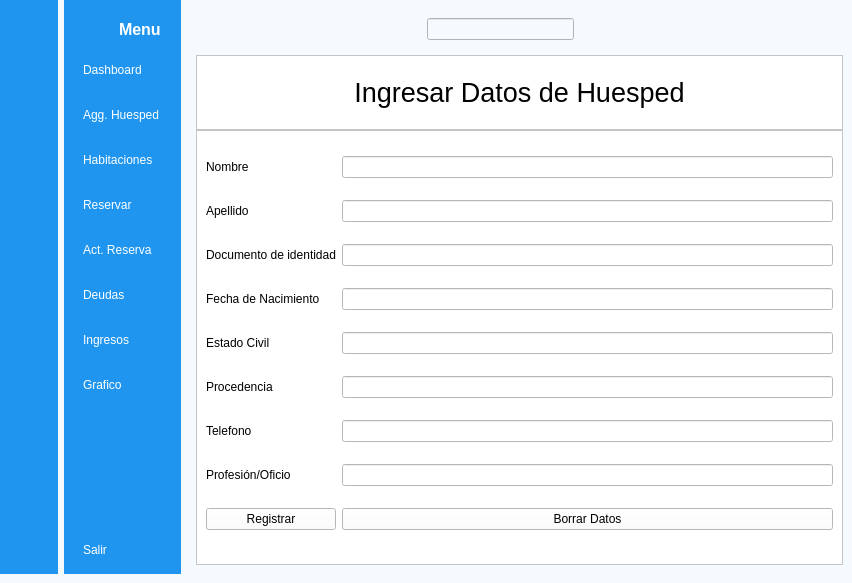
This is gui/main.ui in williamsalberto/HotelReservationSystem as Qt 5 draws it before an edit. The edited form follows.
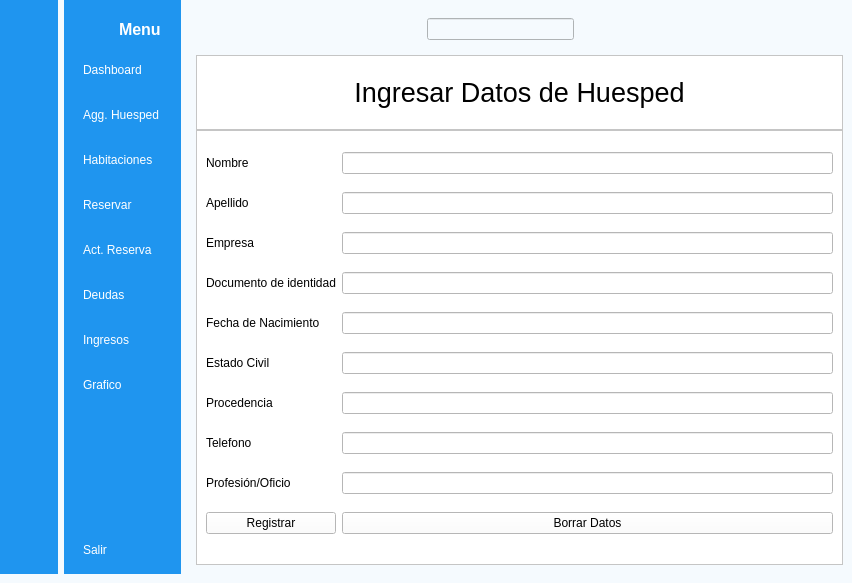
This is the edited form. The open tabs and pages were chosen to show the change. Icons and pictures are not drawn.

Commit message: Se añadio la opcion de poder ingresar empresa en registro de huesped

```diff
--- a/gui/main.ui
+++ b/gui/main.ui
@@ -529,45 +529,7 @@
               <enum>QFrame::Raised</enum>
              </property>
              <layout class="QGridLayout" name="gridLayout_2">
-              <item row="1" column="1">
-               <widget class="QLineEdit" name="lineEdit_apellido"/>
-              </item>
-              <item row="1" column="0">
-               <widget class="QLabel" name="label_apellido">
-                <property name="text">
-                 <string>Apellido</string>
-                </property>
-               </widget>
-              </item>
-              <item row="9" column="0">
-               <widget class="QLabel" name="label_oficio">
-                <property name="text">
-                 <string>Profesión/Oficio</string>
-                </property>
-               </widget>
-              </item>
-              <item row="6" column="0">
-               <widget class="QLabel" name="label_estadoCivil">
-                <property name="text">
-                 <string>Estado Civil</string>
-                </property>
-               </widget>
-              </item>
-              <item row="3" column="0">
-               <widget class="QLabel" name="label_fechaNacimiento">
-                <property name="text">
-                 <string>Fecha de Nacimiento</string>
-                </property>
-               </widget>
-              </item>
-              <item row="10" column="0">
-               <widget class="QPushButton" name="pushButton_Registrar">
-                <property name="text">
-                 <string>Registrar</string>
-                </property>
-               </widget>
-              </item>
-              <item row="10" column="1">
+              <item row="11" column="1">
                <widget class="QPushButton" name="pushButton_Limpiar">
                 <property name="text">
                  <string>Borrar Datos</string>
@@ -575,42 +537,18 @@
                </widget>
               </item>
               <item row="7" column="1">
-               <widget class="QLineEdit" name="lineEdit_procedencia"/>
-              </item>
-              <item row="7" column="0">
-               <widget class="QLabel" name="label_Procedencia">
-                <property name="text">
-                 <string>Procedencia</string>
-                </property>
-               </widget>
-              </item>
-              <item row="2" column="0">
-               <widget class="QLabel" name="label_cedula">
-                <property name="text">
-                 <string>Documento de identidad</string>
-                </property>
-               </widget>
-              </item>
-              <item row="8" column="0">
-               <widget class="QLabel" name="label_telefono">
-                <property name="text">
-                 <string>Telefono</string>
-                </property>
-               </widget>
-              </item>
-              <item row="6" column="1">
                <widget class="QLineEdit" name="lineEdit_estadoCivil"/>
               </item>
-              <item row="3" column="1">
-               <widget class="QLineEdit" name="lineEdit_fechaNacimiento"/>
-              </item>
-              <item row="1" column="0">
-               <widget class="QLabel" name="label_apellido">
+              <item row="4" column="0">
+               <widget class="QLabel" name="label_fechaNacimiento">
                 <property name="text">
-                 <string>Apellido</string>
+                 <string>Fecha de Nacimiento</string>
                 </property>
                </widget>
               </item>
+              <item row="1" column="1">
+               <widget class="QLineEdit" name="lineEdit_apellido"/>
+              </item>
               <item row="0" column="0">
                <widget class="QLabel" name="label_nombre">
                 <property name="text">
@@ -618,18 +556,90 @@
                 </property>
                </widget>
               </item>
-              <item row="2" column="1">
+              <item row="3" column="1">
                <widget class="QLineEdit" name="lineEdit_cedula"/>
               </item>
               <item row="0" column="1">
                <widget class="QLineEdit" name="lineEdit_nombre"/>
               </item>
+              <item row="1" column="0">
+               <widget class="QLabel" name="label_apellido">
+                <property name="text">
+                 <string>Apellido</string>
+                </property>
+               </widget>
+              </item>
+              <item row="4" column="1">
+               <widget class="QLineEdit" name="lineEdit_fechaNacimiento"/>
+              </item>
+              <item row="11" column="0">
+               <widget class="QPushButton" name="pushButton_Registrar">
+                <property name="text">
+                 <string>Registrar</string>
+                </property>
+               </widget>
+              </item>
+              <item row="10" column="0">
+               <widget class="QLabel" name="label_oficio">
+                <property name="text">
+                 <string>Profesión/Oficio</string>
+                </property>
+               </widget>
+              </item>
+              <item row="3" column="0">
+               <widget class="QLabel" name="label_cedula">
+                <property name="text">
+                 <string>Documento de identidad</string>
+                </property>
+               </widget>
+              </item>
+              <item row="9" column="0">
+               <widget class="QLabel" name="label_telefono">
+                <property name="text">
+                 <string>Telefono</string>
+                </property>
+               </widget>
+              </item>
               <item row="9" column="1">
-               <widget class="QLineEdit" name="lineEdit_profesion"/>
-              </item>
-              <item row="8" column="1">
                <widget class="QLineEdit" name="lineEdit_telefono"/>
               </item>
+              <item row="8" column="1">
+               <widget class="QLineEdit" name="lineEdit_procedencia"/>
+              </item>
+              <item row="1" column="0">
+               <widget class="QLabel" name="label_apellido">
+                <property name="text">
+                 <string>Apellido</string>
+                </property>
+               </widget>
+              </item>
+              <item row="7" column="0">
+               <widget class="QLabel" name="label_estadoCivil">
+                <property name="text">
+                 <string>Estado Civil</string>
+                </property>
+               </widget>
+              </item>
+              <item row="10" column="1">
+               <widget class="QLineEdit" name="lineEdit_profesion"/>
+              </item>
+              <item row="8" column="0">
+               <widget class="QLabel" name="label_Procedencia">
+                <property name="text">
+                 <string>Procedencia</string>
+                </property>
+               </widget>
+              </item>
+              <item row="2" column="1">
+               <widget class="QLineEdit" name="lineEdit_empresa"/>
+              </item>
+              <item row="2" column="0">
+               <widget class="QLabel" name="label_empresa">
+                <property name="text">
+                 <string>Empresa</string>
+                </property>
+               </widget>
+              </item>
              </layout>
             </widget>
            </item>
```
The commit also changes 1 other file.
